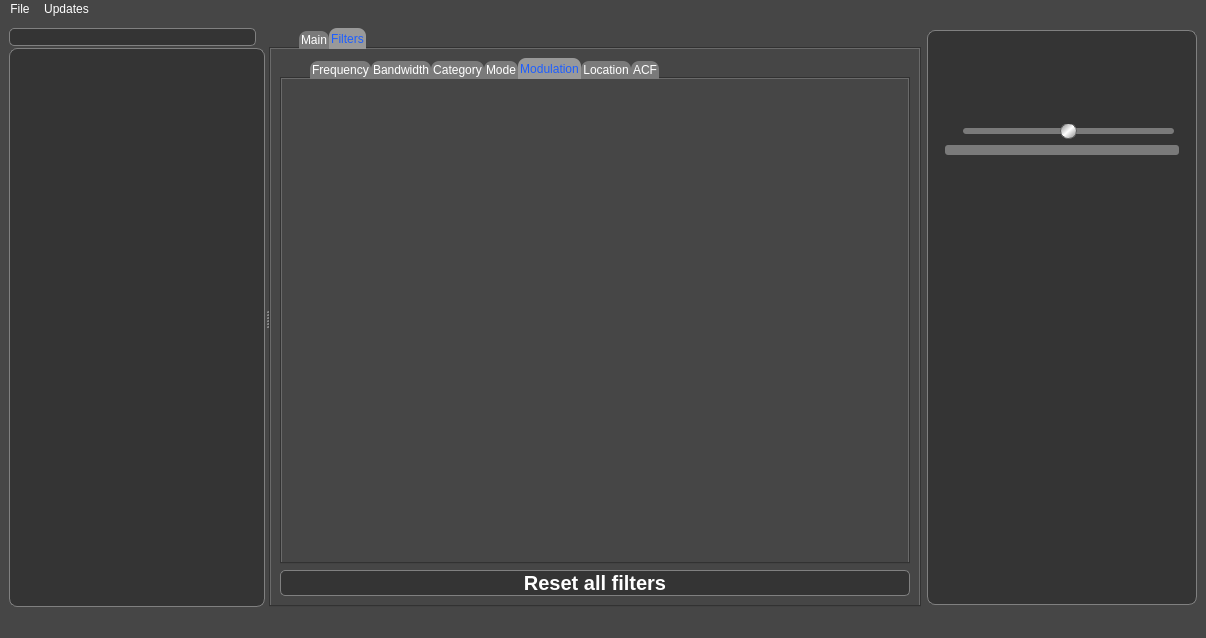
First picture: the form in main_window.ui, repository vbrizgamnk/Artemis, before the edit.
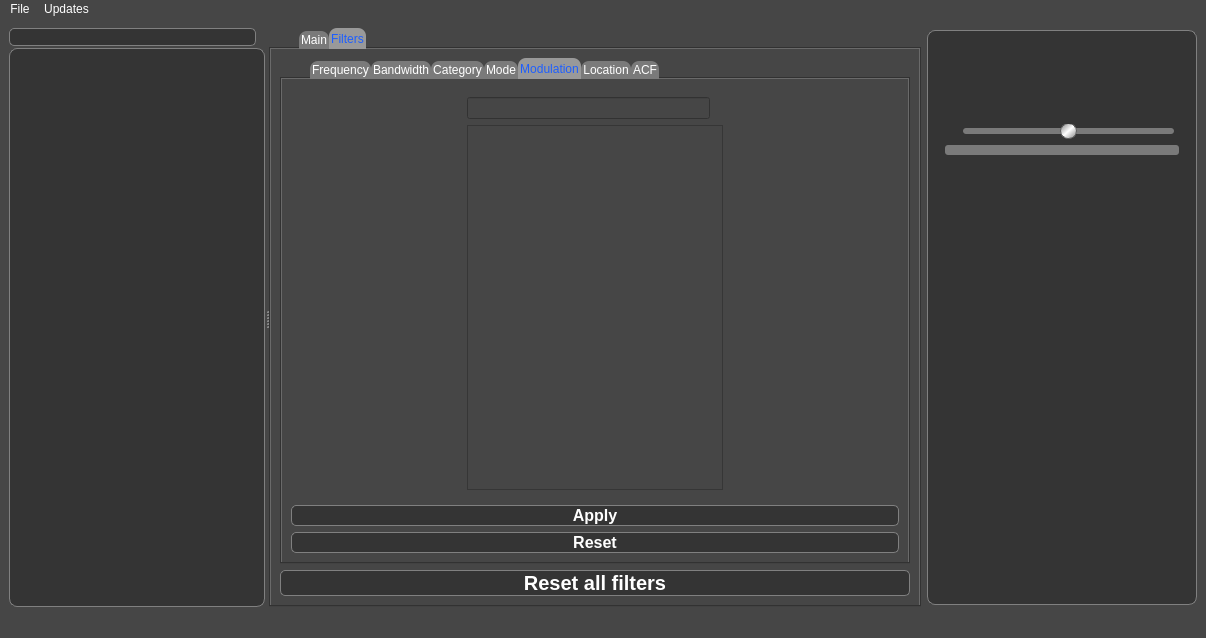
Second picture: the form after the edit. Icons and pictures are not drawn. Custom widgets are drawn as their Qt base class.

Patch:
```diff
--- a/main_window.ui
+++ b/main_window.ui
@@ -3832,6 +3832,133 @@
             <attribute name="title">
              <string>Modulation</string>
             </attribute>
+            <layout class="QVBoxLayout" name="verticalLayout_12">
+             <item>
+              <layout class="QHBoxLayout" name="horizontalLayout_27">
+               <item>
+                <spacer name="horizontalSpacer_3">
+                 <property name="orientation">
+                  <enum>Qt::Horizontal</enum>
+                 </property>
+                 <property name="sizeHint" stdset="0">
+                  <size>
+                   <width>40</width>
+                   <height>20</height>
+                  </size>
+                 </property>
+                </spacer>
+               </item>
+               <item>
+                <widget class="QWidget" name="widget_2" native="true">
+                 <layout class="QGridLayout" name="gridLayout_9">
+                  <item row="0" column="0">
+                   <widget class="QLineEdit" name="search_bar_modulation">
+                    <property name="sizePolicy">
+                     <sizepolicy hsizetype="Expanding" vsizetype="Fixed">
+                      <horstretch>0</horstretch>
+                      <verstretch>0</verstretch>
+                     </sizepolicy>
+                    </property>
+                   </widget>
+                  </item>
+                  <item row="0" column="1">
+                   <widget class="QLabel" name="label_2">
+                    <property name="sizePolicy">
+                     <sizepolicy hsizetype="Fixed" vsizetype="Fixed">
+                      <horstretch>0</horstretch>
+                      <verstretch>0</verstretch>
+                     </sizepolicy>
+                    </property>
+                    <property name="maximumSize">
+                     <size>
+                      <width>20</width>
+                      <height>20</height>
+                     </size>
+                    </property>
+                    <property name="baseSize">
+                     <size>
+                      <width>20</width>
+                      <height>20</height>
+                     </size>
+                    </property>
+                    <property name="text">
+                     <string/>
+                    </property>
+                    <property name="pixmap">
+                     <pixmap>icons_imgs/search_icon.png</pixmap>
+                    </property>
+                    <property name="scaledContents">
+                     <bool>true</bool>
+                    </property>
+                    <property name="alignment">
+                     <set>Qt::AlignCenter</set>
+                    </property>
+                   </widget>
+                  </item>
+                  <item row="1" column="0" colspan="2">
+                   <widget class="QListWidget" name="modulation_list">
+                    <property name="font">
+                     <font>
+                      <pointsize>12</pointsize>
+                      <weight>75</weight>
+                      <bold>true</bold>
+                     </font>
+                    </property>
+                    <property name="editTriggers">
+                     <set>QAbstractItemView::NoEditTriggers</set>
+                    </property>
+                    <property name="selectionMode">
+                     <enum>QAbstractItemView::MultiSelection</enum>
+                    </property>
+                   </widget>
+                  </item>
+                 </layout>
+                </widget>
+               </item>
+               <item>
+                <spacer name="horizontalSpacer_4">
+                 <property name="orientation">
+                  <enum>Qt::Horizontal</enum>
+                 </property>
+                 <property name="sizeHint" stdset="0">
+                  <size>
+                   <width>40</width>
+                   <height>20</height>
+                  </size>
+                 </property>
+                </spacer>
+               </item>
+              </layout>
+             </item>
+             <item>
+              <widget class="QPushButton" name="apply_remove_modulation_filter_btn">
+               <property name="font">
+                <font>
+                 <pointsize>12</pointsize>
+                 <weight>75</weight>
+                 <bold>true</bold>
+                </font>
+               </property>
+               <property name="text">
+                <string>Apply</string>
+               </property>
+              </widget>
+             </item>
+             <item>
+              <widget class="QPushButton" name="reset_modulation_filters_btn">
+               <property name="font">
+                <font>
+                 <pointsize>12</pointsize>
+                 <weight>75</weight>
+                 <bold>true</bold>
+                </font>
+               </property>
+               <property name="text">
+                <string>Reset</string>
+               </property>
+              </widget>
+             </item>
+            </layout>
            </widget>
            <widget class="QWidget" name="tab_8">
             <attribute name="title">
```
Left out of the diff: 7 changed lines with no effect on the pictures.
